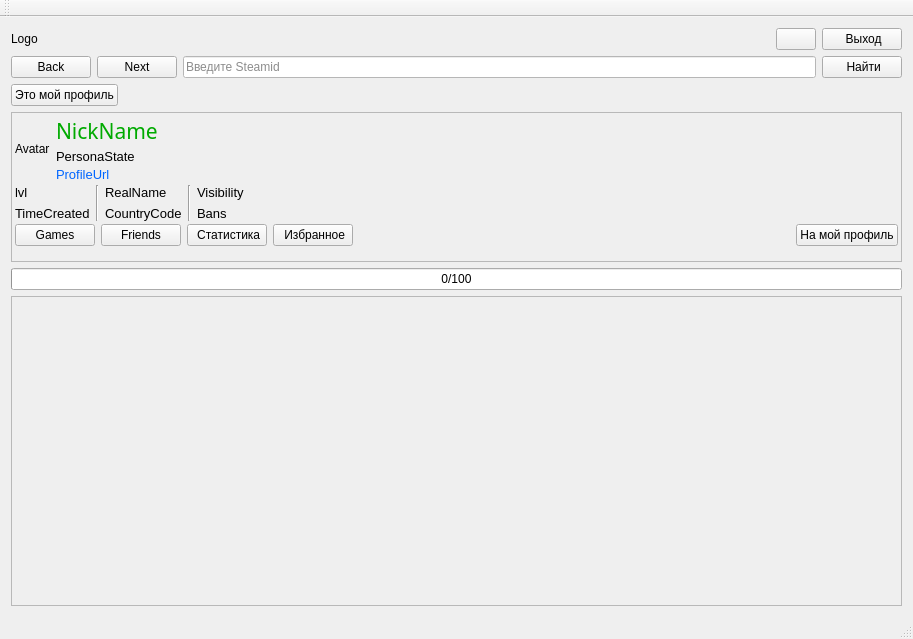
The window that AraSteamManager/mainwindow.ui (Arankir/AraSteamManager) describes before a commit, drawn with Qt 5.
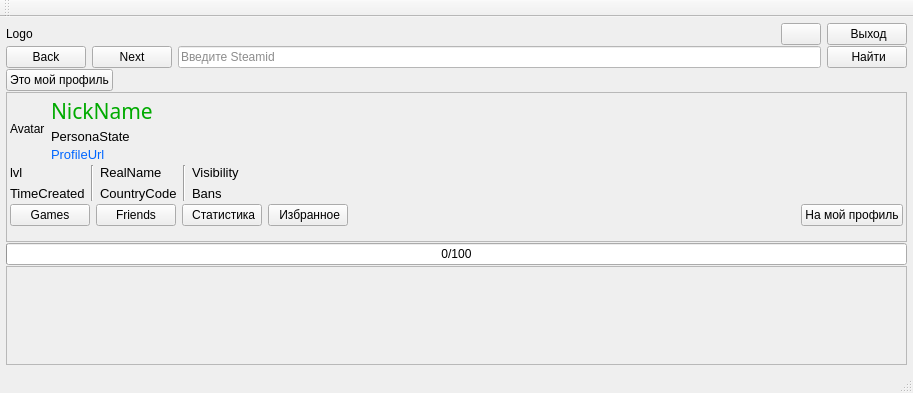
The same window after the commit.

What changed in the file:
```diff
--- a/AraSteamManager/mainwindow.ui
+++ b/AraSteamManager/mainwindow.ui
@@ -7,7 +7,7 @@
     <x>0</x>
     <y>0</y>
     <width>913</width>
-    <height>639</height>
+    <height>393</height>
    </rect>
   </property>
   <property name="windowTitle">
@@ -15,6 +15,21 @@
   </property>
   <widget class="QWidget" name="centralWidget">
    <layout class="QVBoxLayout" name="verticalLayout">
+    <property name="spacing">
+     <number>1</number>
+    </property>
+    <property name="leftMargin">
+     <number>6</number>
+    </property>
+    <property name="topMargin">
+     <number>6</number>
+    </property>
+    <property name="rightMargin">
+     <number>6</number>
+    </property>
+    <property name="bottomMargin">
+     <number>6</number>
+    </property>
     <item>
      <layout class="QHBoxLayout" name="horizontalLayout_3">
       <item>
@@ -141,7 +156,7 @@
         <rect>
          <x>0</x>
          <y>0</y>
-         <width>893</width>
+         <width>899</width>
          <height>151</height>
         </rect>
        </property>
@@ -431,8 +446,6 @@
      </widget>
     </item>
     <item>
-     <layout class="QHBoxLayout" name="horizontalLayout_5">
-      <item>
        <widget class="QScrollArea" name="ScrollAreaForm">
         <property name="widgetResizable">
          <bool>true</bool>
@@ -442,14 +455,12 @@
           <rect>
            <x>0</x>
            <y>0</y>
-           <width>891</width>
-           <height>281</height>
+         <width>899</width>
+         <height>68</height>
           </rect>
          </property>
         </widget>
        </widget>
-      </item>
-     </layout>
     </item>
    </layout>
   </widget>
```
Lines whose indentation alone changed are shown as unchanged.
